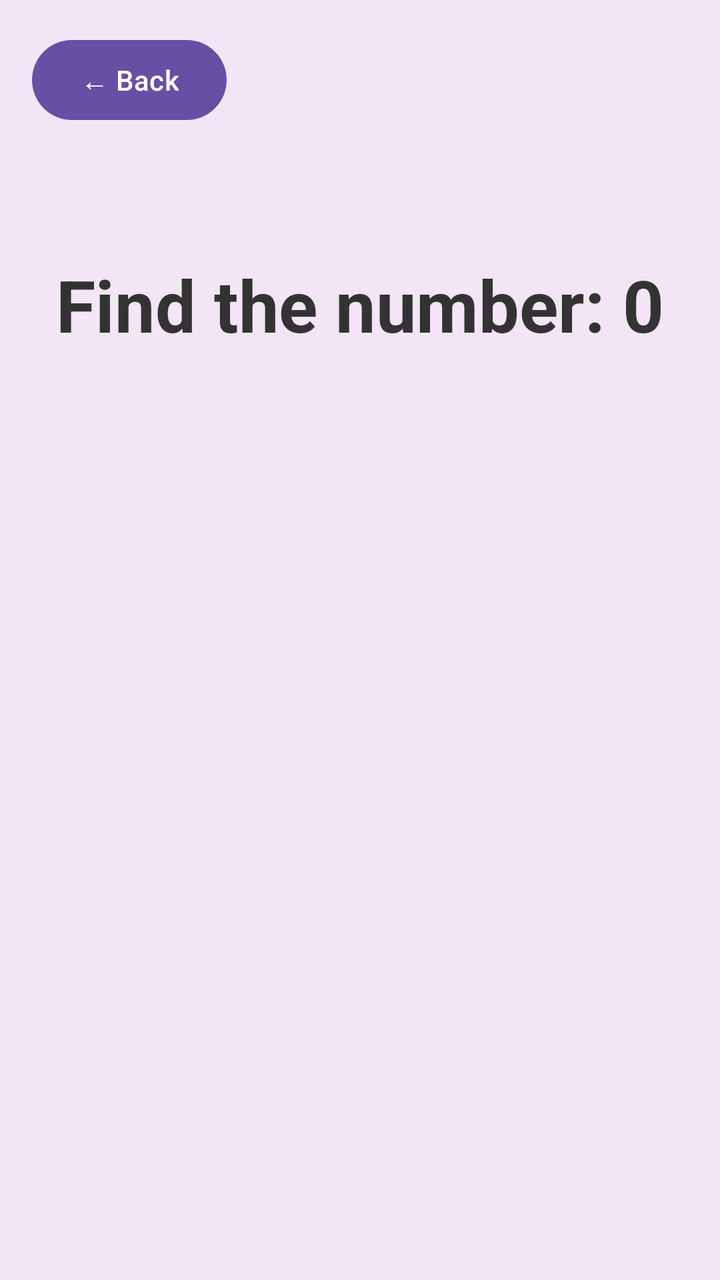
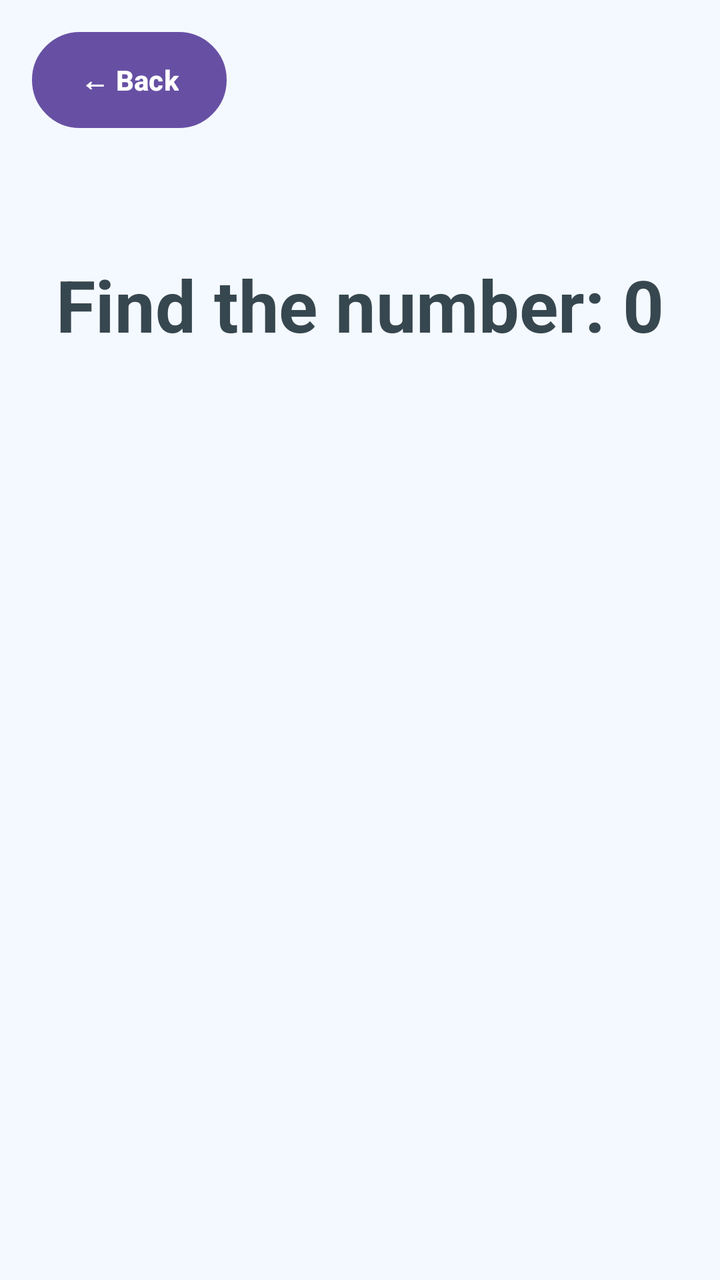

Screens rendered from an Android XML layout before and after an edit, with the pre-edit source and the edit as a unified diff.
<!-- AndroidManifest.xml: application theme Theme.P1Chai_Boon_Hong2206806 -->
<!-- res/layout/activity_recognition.xml -->
<?xml version="1.0" encoding="utf-8"?>
<androidx.constraintlayout.widget.ConstraintLayout xmlns:android="http://schemas.android.com/apk/res/android"
    xmlns:app="http://schemas.android.com/apk/res-auto"
    xmlns:tools="http://schemas.android.com/tools"
    android:layout_width="match_parent"
    android:layout_height="match_parent"
    android:background="#F3E5F5"
    android:fitsSystemWindows="true"
    tools:context=".RecognitionActivity">

    <Button
        android:id="@+id/btnBack"
        android:layout_width="wrap_content"
        android:layout_height="wrap_content"
        android:text="← Back"
        android:layout_margin="16dp"
        app:layout_constraintStart_toStartOf="parent"
        app:layout_constraintTop_toTopOf="parent" />

    <TextView
        android:id="@+id/tvTarget"
        android:layout_width="wrap_content"
        android:layout_height="wrap_content"
        android:layout_marginTop="64dp"
        android:text="Find the number: 0"
        android:textColor="#333"
        android:textSize="36sp"
        android:textStyle="bold"
        app:layout_constraintEnd_toEndOf="parent"
        app:layout_constraintStart_toStartOf="parent"
        app:layout_constraintTop_toBottomOf="@id/btnBack" />

    <LinearLayout
        android:id="@+id/optionsContainerLayout"
        android:layout_width="wrap_content"
        android:layout_height="wrap_content"
        android:layout_marginTop="64dp"
        android:orientation="horizontal"
        app:layout_constraintEnd_toEndOf="parent"
        app:layout_constraintStart_toStartOf="parent"
        app:layout_constraintTop_toBottomOf="@id/tvTarget" />

</androidx.constraintlayout.widget.ConstraintLayout>
<!-- resources referenced by this layout -->
<resources>
  <style name="Theme.P1Chai_Boon_Hong2206806" parent="Base.Theme.P1Chai_Boon_Hong2206806" />
  <style name="Base.Theme.P1Chai_Boon_Hong2206806" parent="Theme.Material3.DayNight.NoActionBar">
          
          
      </style>
</resources>

<!-- the commit's change to res/layout/activity_recognition.xml (unified diff, before → after) -->
@@ -4,7 +4,7 @@
     xmlns:tools="http://schemas.android.com/tools"
     android:layout_width="match_parent"
     android:layout_height="match_parent"
-    android:background="#F3E5F5"
+    android:background="@color/app_bg"
     android:fitsSystemWindows="true"
     tools:context=".RecognitionActivity">
 
@@ -13,6 +13,9 @@
         android:layout_width="wrap_content"
         android:layout_height="wrap_content"
         android:text="← Back"
+        android:textColor="@color/white"
+        android:textStyle="bold"
+        android:background="@drawable/btn_rounded_primary"
         android:layout_margin="16dp"
         app:layout_constraintStart_toStartOf="parent"
         app:layout_constraintTop_toTopOf="parent" />
@@ -23,7 +26,7 @@
         android:layout_height="wrap_content"
         android:layout_marginTop="64dp"
         android:text="Find the number: 0"
-        android:textColor="#333"
+        android:textColor="@color/text_primary"
         android:textSize="36sp"
         android:textStyle="bold"
         app:layout_constraintEnd_toEndOf="parent"
<!-- resource entries referenced after the edit -->
@@ -1,6 +1,26 @@
 <!-- resources referenced by this layout -->
 <resources>
+  <color name="app_bg">#F4F9FF</color>
+  <color name="text_primary">#37474F</color>
+  <color name="white">#FFFFFFFF</color>
+  <!-- drawable btn_rounded_primary (drawable) -->
+  <?xml version="1.0" encoding="utf-8"?>
+  <shape xmlns:android="http://schemas.android.com/apk/res/android"
+      android:shape="rectangle">
+      <solid android:color="@color/btn_primary" />
+      <corners android:radius="24dp" />
+      <padding
+          android:bottom="16dp"
+          android:left="24dp"
+          android:right="24dp"
+          android:top="16dp" />
+      <stroke
+          android:width="4dp"
+          android:color="@color/btn_primary_dark" />
+  </shape>
   <style name="Theme.P1Chai_Boon_Hong2206806" parent="Base.Theme.P1Chai_Boon_Hong2206806" />
+  <color name="btn_primary">#4FC3F7</color>
+  <color name="btn_primary_dark">#0288D1</color>
   <style name="Base.Theme.P1Chai_Boon_Hong2206806" parent="Theme.Material3.DayNight.NoActionBar">
           
           
